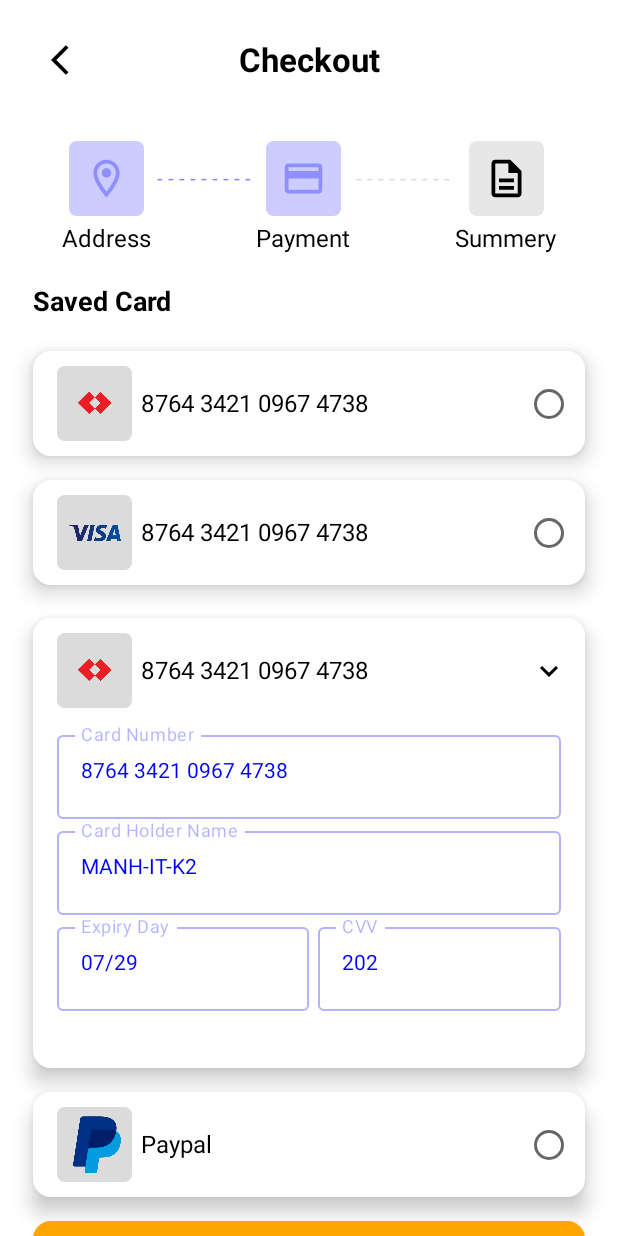
After one commit to Manh-IT-K2/AppShoeStore, an Android app built with Jetpack Compose: the @Preview function PaymentMethodScreen, on a phone screen of 412 x 824 dp. The commit adds this screen. Run offline under Robolectric (Android 15) with nearby library versions, the phone set to English and light mode, and no system bars; Roboto replaces fonts that are not available here.

Commit message:
screen payment method

```diff
--- a/app/src/main/java/com/example/appshoestore/MainActivity.kt
+++ b/app/src/main/java/com/example/appshoestore/MainActivity.kt
@@ -81,7 +81,7 @@ fun BottomBar() {
             Icons.Default.Home
         ),
         SmoothAnimationBottomBarScreens(
-            NavigationItem.NOTIFICATION,
+            NavigationItem.PAYMENT,
             stringResource(id = R.string.Notification),
             Icons.Default.Notifications
         ),
--- a/app/src/main/java/com/example/appshoestore/Navigation/AppNavigationHost.kt
+++ b/app/src/main/java/com/example/appshoestore/Navigation/AppNavigationHost.kt
@@ -14,6 +14,7 @@ import com.example.appshoestore.Screen.ProductDetailScreen
 import com.example.appshoestore.Screen.ProfileScreen
 import com.example.appshoestore.Screen.SearchScreen
 import com.example.appshoestore.Screen.SettingScreen
+import com.example.appshoestore.Screen.ShoppingCart.PaymentMethodScreen
 import com.example.appshoestore.Screen.ShoppingCart.ShoppingCartScreen
 
 @Composable
@@ -37,8 +38,8 @@ fun AppNavigationHost(navController: NavHostController, currentIndex: MutableInt
         }
 
         // notification
-        composable(NavigationItem.NOTIFICATION) {
-            NotificationScreen()
+        composable(NavigationItem.PAYMENT) {
+            PaymentMethodScreen()
         }
 
         // setting
--- a/app/src/main/java/com/example/appshoestore/Navigation/NavigationItem.kt
+++ b/app/src/main/java/com/example/appshoestore/Navigation/NavigationItem.kt
@@ -9,5 +9,6 @@ object NavigationItem {
     const val NOTIFICATION = "notification"
     const val PROFILE = "profile"
     const val FAVORITE = "favorite"
+    const val PAYMENT = "payment"
 
 }
--- /dev/null
+++ b/app/src/main/java/com/example/appshoestore/Screen/ShoppingCart/PaymentMethodScreen.kt
@@ -0,0 +1,367 @@
+package com.example.appshoestore.Screen.ShoppingCart
+
+import androidx.compose.foundation.Image
+import androidx.compose.foundation.background
+import androidx.compose.foundation.layout.Arrangement
+import androidx.compose.foundation.layout.Box
+import androidx.compose.foundation.layout.Column
+import androidx.compose.foundation.layout.Row
+import androidx.compose.foundation.layout.Spacer
+import androidx.compose.foundation.layout.fillMaxSize
+import androidx.compose.foundation.layout.fillMaxWidth
+import androidx.compose.foundation.layout.height
+import androidx.compose.foundation.layout.padding
+import androidx.compose.foundation.layout.size
+import androidx.compose.foundation.layout.width
+import androidx.compose.foundation.rememberScrollState
+import androidx.compose.foundation.shape.RoundedCornerShape
+import androidx.compose.foundation.verticalScroll
+import androidx.compose.material.Button
+import androidx.compose.material.ButtonDefaults
+import androidx.compose.material.Card
+import androidx.compose.material.ContentAlpha
+import androidx.compose.material.Icon
+import androidx.compose.material.IconButton
+import androidx.compose.material.MaterialTheme
+import androidx.compose.material.OutlinedTextField
+import androidx.compose.material.RadioButton
+import androidx.compose.material.RadioButtonDefaults
+import androidx.compose.material.Text
+import androidx.compose.material.TextFieldDefaults
+import androidx.compose.material.icons.Icons
+import androidx.compose.material.icons.filled.Add
+import androidx.compose.material.icons.filled.ArrowBackIos
+import androidx.compose.material.icons.filled.KeyboardArrowDown
+import androidx.compose.material.icons.outlined.CreditCard
+import androidx.compose.material.icons.outlined.Description
+import androidx.compose.material.icons.outlined.LocationOn
+import androidx.compose.runtime.Composable
+import androidx.compose.runtime.getValue
+import androidx.compose.runtime.mutableStateOf
+import androidx.compose.runtime.remember
+import androidx.compose.runtime.setValue
+import androidx.compose.ui.Alignment
+import androidx.compose.ui.Modifier
+import androidx.compose.ui.graphics.Color
+import androidx.compose.ui.graphics.vector.ImageVector
+import androidx.compose.ui.res.painterResource
+import androidx.compose.ui.res.vectorResource
+import androidx.compose.ui.text.TextStyle
+import androidx.compose.ui.text.font.FontWeight
+import androidx.compose.ui.text.style.TextAlign
+import androidx.compose.ui.tooling.preview.Preview
+import androidx.compose.ui.unit.dp
+import androidx.compose.ui.unit.sp
+import com.example.appshoestore.R
+
+@Composable
+@Preview
+fun PaymentMethodScreen() {
+    val scrollState = rememberScrollState()
+    Box(
+        modifier = Modifier
+            .background(Color.White)
+            .fillMaxSize()
+            .verticalScroll(scrollState)
+            .padding(22.dp, 16.dp)
+    ) {
+        Column {
+            Row(verticalAlignment = Alignment.CenterVertically) {
+                Box(
+                    modifier = Modifier
+                        .weight(0.5f)
+
+                ) {
+                    IconButton(onClick = { /*TODO*/ }) {
+                        Icon(
+                            imageVector = Icons.Default.ArrowBackIos,
+                            contentDescription = null,
+                            tint = Color.Black
+                        )
+                    }
+                }
+                Box(modifier = Modifier.weight(2f), contentAlignment = Alignment.Center) {
+                    Text(
+                        text = "Checkout",
+                        style = TextStyle(
+                            fontSize = 22.sp,
+                            fontWeight = FontWeight.Bold,
+                            color = Color.Black,
+                            textAlign = TextAlign.Center
+                        )
+                    )
+                }
+                Box(modifier = Modifier.weight(0.5f))
+            }
+            Row(
+                modifier = Modifier
+                    .padding(top = 30.dp)
+                    .fillMaxWidth(),
+                horizontalArrangement = Arrangement.Center
+            ) {
+                ItemSelectedStep(
+                    icon = Icons.Outlined.LocationOn,
+                    background = Color.Blue.copy(alpha = 0.2f),
+                    iconColor = Color.Blue.copy(alpha = 0.3f),
+                    title = "Address"
+                )
+                Box(
+                    modifier = Modifier
+                        .height(50.dp)
+                        .width(70.dp),
+                    contentAlignment = Alignment.Center
+                ) {
+                    Text(
+                        text = "- - - - - - - - -",
+                        style = TextStyle(
+                            color = Color.Blue.copy(alpha = 0.5f),
+                            textAlign = TextAlign.Center
+                        )
+                    )
+                }
+                ItemSelectedStep(
+                    icon = Icons.Outlined.CreditCard,
+                    background = Color.Blue.copy(alpha = 0.2f),
+                    iconColor = Color.Blue.copy(alpha = 0.3f),
+                    title = "Payment"
+                )
+                Box(
+                    modifier = Modifier
+                        .height(50.dp)
+                        .width(70.dp),
+                    contentAlignment = Alignment.Center
+                ) {
+                    Text(
+                        text = "- - - - - - - - -",
+                        style = TextStyle(
+                            color = Color.Gray.copy(alpha = 0.3f),
+                            textAlign = TextAlign.Center
+                        )
+                    )
+                }
+                ItemSelectedStep(
+                    icon = Icons.Outlined.Description,
+                    background = Color.Gray.copy(alpha = 0.2f),
+                    iconColor = Color.Black,
+                    title = "Summery"
+                )
+            }
+            Text(
+                text = "Saved Card",
+                style = TextStyle(
+                    fontSize = 18.sp,
+                    fontWeight = FontWeight.Bold,
+                    color = Color.Black
+                ),
+                modifier = Modifier.padding(top = 22.dp, bottom = 22.dp)
+            )
+            ItemCreditCard(
+                logo = R.drawable.logo_techcombank,
+                numberCard = "8764 3421 0967 4738",
+                elevation = 8,
+                composable = {
+                    RadioButton(
+                        selected = false,
+                        onClick = { },
+                        colors = RadioButtonDefaults.colors(
+                            Color.Gray.copy(alpha = 0.3f)
+                        ),
+                    )
+                })
+            Spacer(modifier = Modifier.height(16.dp))
+            ItemCreditCard(
+                logo = R.drawable.visa_logo,
+                numberCard = "8764 3421 0967 4738",
+                elevation = 8,
+                composable = {
+                    RadioButton(
+                        selected = false,
+                        onClick = { },
+                        colors = RadioButtonDefaults.colors(
+                            Color.Gray.copy(alpha = 0.3f)
+                        ),
+                    )
+                })
+            Card(
+                modifier = Modifier
+                    .padding(top = 22.dp)
+                    .height(300.dp)
+                    .fillMaxWidth(),
+                elevation = 8.dp,
+                shape = RoundedCornerShape(12.dp),
+                backgroundColor = Color.White
+            ) {
+                Column {
+                    ItemCreditCard(
+                        logo = R.drawable.logo_techcombank,
+                        numberCard = "8764 3421 0967 4738",
+                        elevation = 0,
+                        composable = {
+                            IconButton(onClick = { /*TODO*/ }) {
+                                Icon(
+                                    imageVector = Icons.Default.KeyboardArrowDown,
+                                    contentDescription = null,
+                                    tint = Color.Black
+                                )
+                            }
+                        })
+                    CustomOutlinedTextField(
+                        title = "Card Number", value = "8764 3421 0967 4738", modifier = Modifier
+                            .fillMaxWidth()
+                            .padding(start = 16.dp, end = 16.dp)
+                    )
+                    CustomOutlinedTextField(
+                        title = "Card Holder Name", value = "MANH-IT-K2", modifier = Modifier
+                            .fillMaxWidth()
+                            .padding(start = 16.dp, end = 16.dp)
+                    )
+                    Row(modifier = Modifier.fillMaxWidth()) {
+                        CustomOutlinedTextField(
+                            title = "Expiry Day", value = "07/29", modifier = Modifier
+                                .weight(1f)
+                                .padding(start = 16.dp)
+                        )
+                        CustomOutlinedTextField(
+                            title = "CVV", value = "202", modifier = Modifier
+                                .weight(1f)
+                                .padding(start = 6.dp, end = 16.dp)
+                        )
+                    }
+                }
+            }
+            Spacer(modifier = Modifier.height(16.dp))
+            ItemCreditCard(
+                logo = R.drawable.logo_paypal,
+                numberCard = "Paypal",
+                elevation = 8,
+                composable = {
+                    RadioButton(
+                        selected = false,
+                        onClick = { },
+                        colors = RadioButtonDefaults.colors(
+                            Color.Gray.copy(alpha = 0.3f)
+                        ),
+                    )
+                })
+            Spacer(modifier = Modifier.height(16.dp))
+            Button(
+                onClick = { /*TODO*/ },
+                colors = ButtonDefaults.buttonColors(backgroundColor = Color(0xFFFFA500)),
+                shape = RoundedCornerShape(12.dp),
+                modifier = Modifier
+                    .fillMaxWidth()
+                    .height(70.dp)
+            ) {
+                Text(
+                    text = "Next",
+                    style = TextStyle(
+                        fontWeight = FontWeight.Normal,
+                        fontSize = 22.sp,
+                        color = Color.White
+                    )
+                )
+            }
+        }
+    }
+}
+
+@Composable
+fun ItemCreditCard(
+    logo: Int,
+    numberCard: String,
+    elevation: Int,
+    composable: @Composable () -> Unit = {}
+) {
+    Card(
+        modifier = Modifier
+            .fillMaxWidth()
+            .height(70.dp),
+        elevation = elevation.dp,
+        backgroundColor = Color.White,
+        shape = RoundedCornerShape(12.dp)
+    ) {
+        Row(
+            modifier = Modifier
+                .padding(start = 16.dp)
+                .fillMaxWidth(),
+            verticalAlignment = Alignment.CenterVertically
+        ) {
+            Box(
+                modifier = Modifier
+                    .width(50.dp)
+                    .height(50.dp)
+                    .background(
+                        Color.Gray.copy(alpha = 0.3f), shape = RoundedCornerShape(5.dp),
+                    ),
+                contentAlignment = Alignment.Center
+            ) {
+                Image(
+                    painter = painterResource(id = logo),
+                    contentDescription = null,
+                    modifier = Modifier.size(40.dp)
+                )
+            }
+            Text(
+                text = numberCard,
+                style = TextStyle(
+                    fontSize = 16.sp,
+                    fontWeight = FontWeight.Normal,
+                    color = Color.Black
+                ),
+                modifier = Modifier.padding(start = 6.dp)
+            )
+            Spacer(modifier = Modifier.weight(1f))
+            composable()
+        }
+    }
+}
+
+@Preview
+@Composable
+fun TestItemCreditCard() {
+    ItemCreditCard(
+        logo = R.drawable.logo_techcombank,
+        numberCard = "8764 3421 0967 4738",
+        elevation = 8,
+        composable = {
+            RadioButton(
+                selected = false,
+                onClick = { },
+                colors = RadioButtonDefaults.colors(
+                    Color.Gray.copy(alpha = 0.3f)
+                ),
+            )
+        })
+}
+
+@Composable
+fun CustomOutlinedTextField(
+    title: String,
+    value: String,
+    modifier: Modifier
+) {
+    var text by remember { mutableStateOf(value) }
+
+    OutlinedTextField(
+        value = text,
+        onValueChange = { newText -> text = newText },
+        label = { Text(title, color = Color.Blue.copy(alpha = 0.3f)) },
+        modifier = modifier,
+        colors = TextFieldDefaults.outlinedTextFieldColors(
+            textColor = Color.Blue,
+            focusedBorderColor = Color.Blue.copy(alpha = 0.3f),
+            unfocusedBorderColor = Color.Blue.copy(alpha = 0.3f),
+            backgroundColor = Color.Transparent
+        )
+    )
+}
+
+@Preview(showBackground = true)
+@Composable
+fun PreviewCustomOutlinedTextField() {
+    CustomOutlinedTextField(
+        title = "Card Number", value = "8764 3421 0967 4738", modifier = Modifier
+            .fillMaxWidth()
+            .padding(16.dp)
+    )
+}
--- a/app/src/main/java/com/example/appshoestore/Screen/ShoppingCart/ShippingAddressScreen.kt
+++ b/app/src/main/java/com/example/appshoestore/Screen/ShoppingCart/ShippingAddressScreen.kt
@@ -173,9 +173,9 @@ fun ShippingAddressScreen() {
                     )
                     Spacer(modifier = Modifier.width(16.dp))
                     Text(
-                        text = "Add new Address",
+                        text = "Add New Address",
                         style = TextStyle(
-                            fontWeight = FontWeight.Bold,
+                            fontWeight = FontWeight.Normal,
                             fontSize = 22.sp,
                             color = Color.White
                         )
@@ -194,7 +194,7 @@ fun ShippingAddressScreen() {
                 Text(
                     text = "Next",
                     style = TextStyle(
-                        fontWeight = FontWeight.Bold,
+                        fontWeight = FontWeight.Normal,
                         fontSize = 22.sp,
                         color = Color.White
                     )
```
Also changed, not shown: app/src/main/res/drawable/logo_paypal.png (added), app/src/main/res/drawable/logo_techcombank.png (added), app/src/main/res/drawable/visa_logo.png (added).
